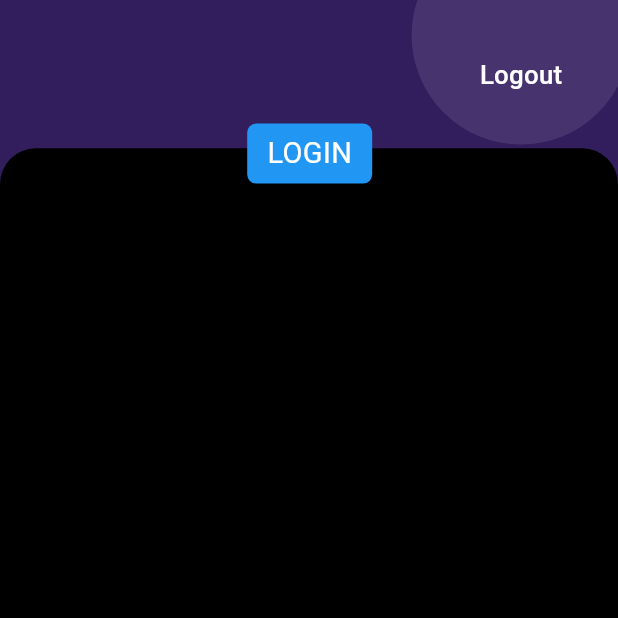
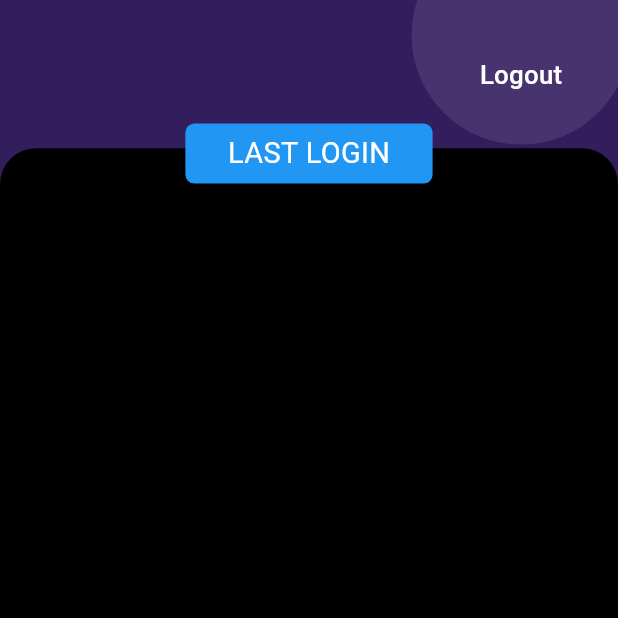
Before and after one commit to sangavi19sree/login-firebase, a Flutter app: the LastLoginPage screen opened directly, on a phone screen of 412 x 824 dp, the top half of it. Run offline on Flutter 3.47's test engine with Material 3 defaults, Android fonts, the phone set to English and light mode, and no system bars; our stand-ins replace get, responsive_sizer.

Commit message:
folder creation

```diff
--- /dev/null
+++ b/lib/features/last_login/presentation/controller/last_login_controller.dart
@@ -0,0 +1,5 @@
+import 'package:get/get.dart';
+
+class LastLoginController extends GetxController {
+  LastLoginController();
+}
--- a/lib/features/last_login/presentation/pages/last_login_page.dart
+++ b/lib/features/last_login/presentation/pages/last_login_page.dart
@@ -35,15 +35,18 @@ class LastLoginPage extends StatelessWidget {
                   ))),
           Positioned(
             top: 10.h,
-            left: 40.w,
+            left: 30.w,
+            right: 30.w,
             child: Container(
                 padding:
                     EdgeInsets.symmetric(vertical: 10.sp, horizontal: 15.sp),
                 decoration: BoxDecoration(
                     color: Colors.blue,
                     borderRadius: BorderRadius.circular(10.sp)),
-                child: Text("LOGIN",
-                    style: TextStyle(color: Colors.white, fontSize: 18.sp))),
+                child: Center(
+                  child: Text("LAST LOGIN",
+                      style: TextStyle(color: Colors.white, fontSize: 18.sp)),
+                )),
           ),
         ],
       ),
--- a/lib/features/plugin/presentation/pages/plugin_page.dart
+++ b/lib/features/plugin/presentation/pages/plugin_page.dart
@@ -2,6 +2,7 @@ import 'package:flutter/material.dart';
 import 'package:get/get.dart';
 import 'package:login_firebase/features/plugin/presentation/controller/plugin_controller.dart';
 import 'package:login_firebase/features/plugin/presentation/widgets/qr_number_card.dart';
+import 'package:login_firebase/shared/app_routes.dart';
 import 'package:responsive_sizer/responsive_sizer.dart';
 
 class PluginPage extends GetView<PluginController> {
@@ -75,7 +76,9 @@ class PluginPage extends GetView<PluginController> {
                 Padding(
                   padding: EdgeInsets.symmetric(vertical: 5.h, horizontal: 16),
                   child: InkWell(
-                      onTap: () {},
+                      onTap: () {
+                        Get.toNamed(AppRoute.lastLogin);
+                      },
                       child: Container(
                           width: double.infinity,
                           padding: EdgeInsets.symmetric(
--- a/lib/shared/app_pages.dart
+++ b/lib/shared/app_pages.dart
@@ -1,4 +1,6 @@
 import 'package:get/get.dart';
+import 'package:login_firebase/features/last_login/presentation/binding/last_login_binding.dart';
+import 'package:login_firebase/features/last_login/presentation/pages/last_login_page.dart';
 import 'package:login_firebase/features/login/presentation/binding/login_binding.dart';
 import 'package:login_firebase/features/login/presentation/pages/login_page.dart';
 import 'package:login_firebase/features/plugin/presentation/bindings/plugin_binding.dart';
@@ -14,6 +16,10 @@ class AppPages {
     GetPage(
         name: AppRoute.plugin,
         page: () => const PluginPage(),
-        binding: PluginBinding())
+        binding: PluginBinding()),
+    GetPage(
+        name: AppRoute.lastLogin,
+        page: () => const LastLoginPage(),
+        binding: LastLoginBinding())
   ];
 }
```
Also changed, not shown: lib/features/last_login/presentation/binding/last_login_binding.dart (added, +11 -0 lines).
